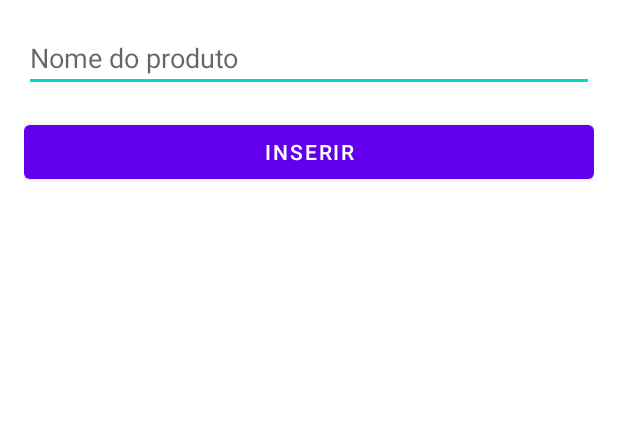
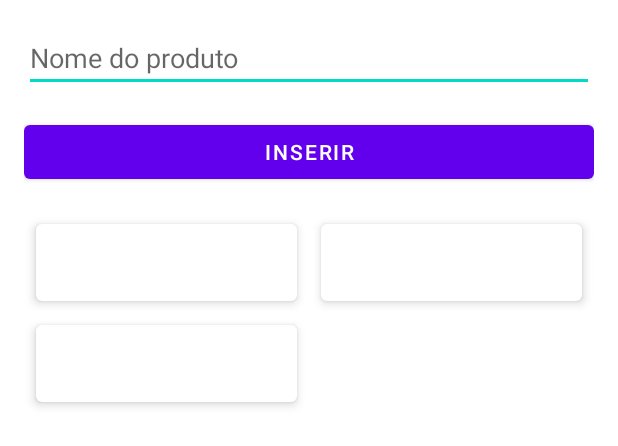
Before and after one commit to mariliatsgmacedo/product-list, an Android app: the layout activity_main.xml on its own in the app's theme, with its tools: preview values and no code run, on a phone screen of 412 x 824 dp. Shown: the top 446 px of the screen. Run offline under Robolectric (Android 15) with nearby library versions, the phone set to English and light mode, and no system bars.

```diff
--- a/app/src/main/res/layout/activity_main.xml
+++ b/app/src/main/res/layout/activity_main.xml
@@ -1,8 +1,10 @@
 <?xml version="1.0" encoding="utf-8"?>
-<layout>
-    <androidx.constraintlayout.widget.ConstraintLayout xmlns:android="http://schemas.android.com/apk/res/android"
-        xmlns:app="http://schemas.android.com/apk/res-auto"
-        xmlns:tools="http://schemas.android.com/tools"
+<layout xmlns:android="http://schemas.android.com/apk/res/android"
+    xmlns:app="http://schemas.android.com/apk/res-auto"
+    xmlns:tools="http://schemas.android.com/tools">
+
+
+    <androidx.constraintlayout.widget.ConstraintLayout
         android:layout_width="match_parent"
         android:layout_height="match_parent"
         app:layout_constraintLeft_toLeftOf="parent"
@@ -15,36 +17,36 @@
             android:layout_height="match_parent"
             android:orientation="vertical"
             android:padding="16dp"
-            android:gravity="center_horizontal"
-
-            >
+            android:gravity="center_horizontal">
 
             <EditText
                 android:id="@+id/txt_product"
                 android:layout_width="match_parent"
                 android:layout_height="wrap_content"
-                android:hint="Nome do produto"
-                />
+                android:hint="@string/product_name"
+                android:importantForAutofill="no"
+                android:inputType="text" />
 
             <Button
                 android:id="@+id/btn_insert"
                 android:layout_width="match_parent"
                 android:layout_height="wrap_content"
-                android:text="Inserir"
+                android:text="@string/insert"
                 android:layout_marginTop="16dp"
                 />
 
 
-            <ListView
-                android:id="@+id/list_view"
+            <androidx.recyclerview.widget.RecyclerView
+                android:id="@+id/recycler"
                 android:layout_width="match_parent"
                 android:layout_height="wrap_content"
                 android:layout_marginTop="16dp"
+                tools:listitem="@layout/item_billable_item"
+                app:layoutManager="androidx.recyclerview.widget.GridLayoutManager"
+                app:spanCount="2"
                 />
 
         </LinearLayout>
 
     </androidx.constraintlayout.widget.ConstraintLayout>
 </layout>
-
-    <!-- TODO Implement RecyclerView -->
--- /dev/null
+++ b/app/src/main/res/layout/item_billable_item.xml
@@ -0,0 +1,31 @@
+<?xml version="1.0" encoding="utf-8"?>
+<androidx.appcompat.widget.LinearLayoutCompat xmlns:android="http://schemas.android.com/apk/res/android"
+    android:layout_width="match_parent"
+    android:layout_height="wrap_content"
+    xmlns:app="http://schemas.android.com/apk/res-auto">
+
+    <com.google.android.material.card.MaterialCardView
+        android:layout_width="match_parent"
+        android:layout_height="wrap_content"
+        android:layout_margin="8dp"
+        app:cardElevation="4dp"
+        android:clickable="true"
+        android:focusable="true">
+
+        <LinearLayout
+            android:layout_width="match_parent"
+            android:layout_height="wrap_content"
+            android:padding="16dp">
+
+            <TextView
+                android:id="@+id/item_name"
+                android:layout_width="match_parent"
+                android:layout_height="wrap_content"/>
+
+        </LinearLayout>
+
+    </com.google.android.material.card.MaterialCardView>
+
+
+
+</androidx.appcompat.widget.LinearLayoutCompat>
--- a/app/src/main/res/values/strings.xml
+++ b/app/src/main/res/values/strings.xml
@@ -1,3 +1,5 @@
 <resources>
     <string name="app_name">Lista de Compras</string>
+    <string name="product_name">Nome do produto</string>
+    <string name="insert">Inserir</string>
 </resources>
```
Also changed, not shown: app/src/main/java/com/example/listadecompras/listadecompras/BillableItemAdapter.kt (added, +38 -0 lines), app/src/main/java/com/example/listadecompras/listadecompras/MainActivity.kt (+10 -3 lines).
